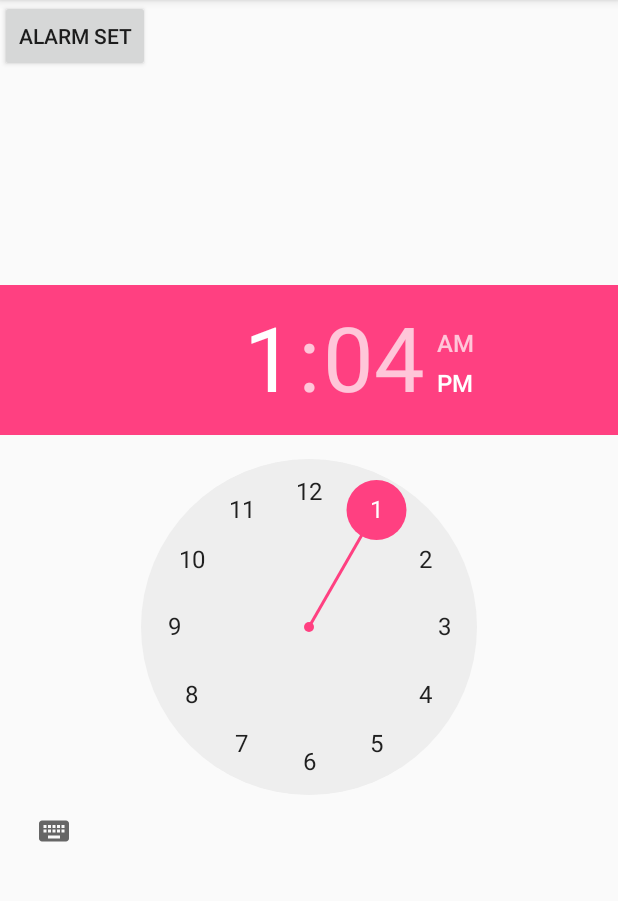
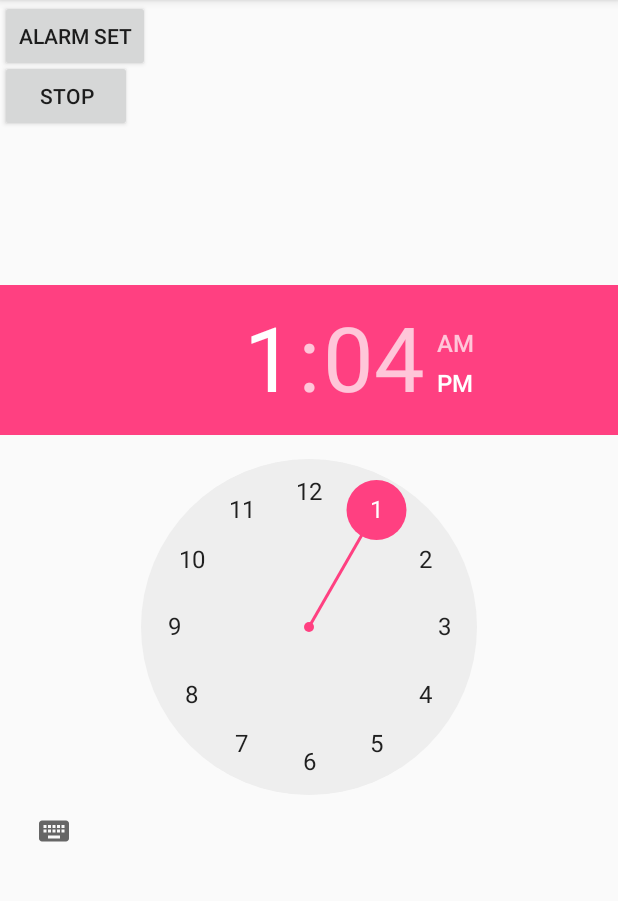
Before and after one commit to kanpei1092/AlarmTestJava, an Android app: the screen it shows after launch (MainActivity), on a phone screen of 412 x 824 dp, the part 84-985 px from its top. Run offline under Robolectric (Android 15) with nearby library versions, the phone set to English and light mode, and no system bars.

Commit message:
onStop作成中

```diff
--- a/app/src/main/java/com/example/alarmtestjava/AlarmReceiver.java
+++ b/app/src/main/java/com/example/alarmtestjava/AlarmReceiver.java
@@ -5,6 +5,7 @@ import android.content.Context;
 import android.content.Intent;
 import android.media.MediaPlayer;
 import android.util.Log;
+import android.view.View;
 
 import androidx.core.app.NotificationCompat;
 import androidx.core.app.NotificationManagerCompat;
@@ -48,4 +49,6 @@ public class AlarmReceiver extends BroadcastReceiver {
             // 例: ユーザーにパーミッションの許可を求めるダイアログを表示する、エラーメッセージを表示するなど
         }
     }
+
+    public void onStop(View view){}
 }
--- a/app/src/main/res/layout/activity_main.xml
+++ b/app/src/main/res/layout/activity_main.xml
@@ -26,5 +26,15 @@ tools:context=".MainActivity">
             android:layout_height="wrap_content"
             android:text="Alarm set" />
 
+        <Button
+            android:id="@+id/button2"
+            android:layout_width="wrap_content"
+            android:layout_height="wrap_content"
+            android:layout_marginTop="40dp"
+            android:onClick="onStop"
+            android:text="Stop"
+            app:layout_constraintTop_toBottomOf="@+id/button"
+            tools:layout_editor_absoluteX="36dp" />
+
     </RelativeLayout>
 </androidx.constraintlayout.widget.ConstraintLayout>
```
